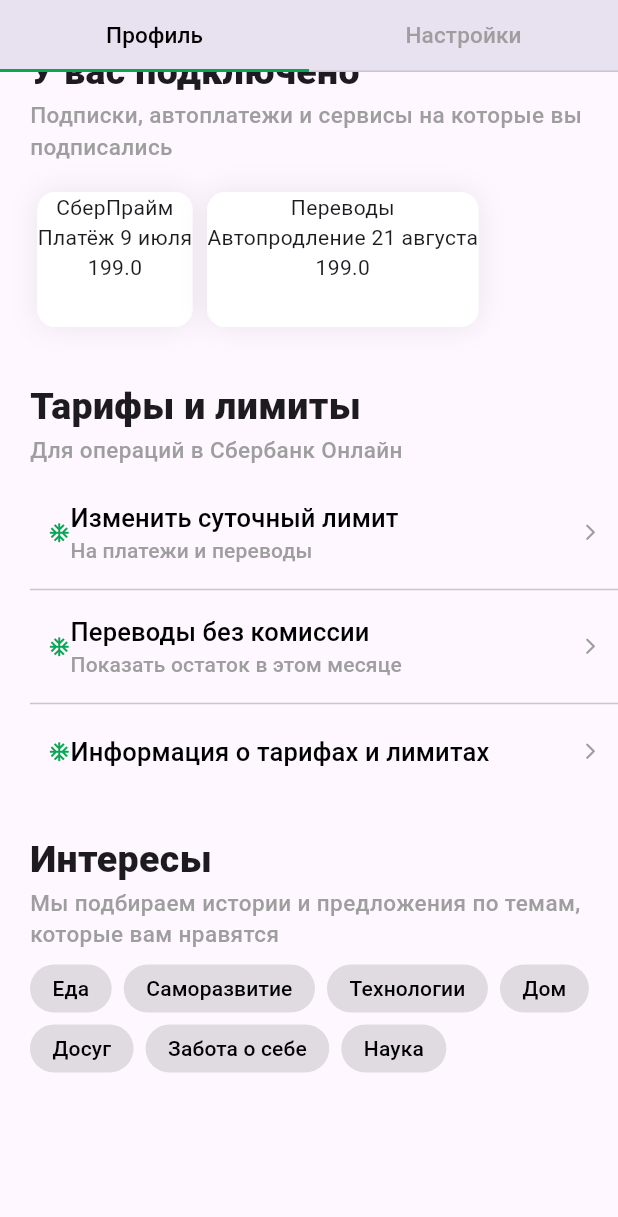
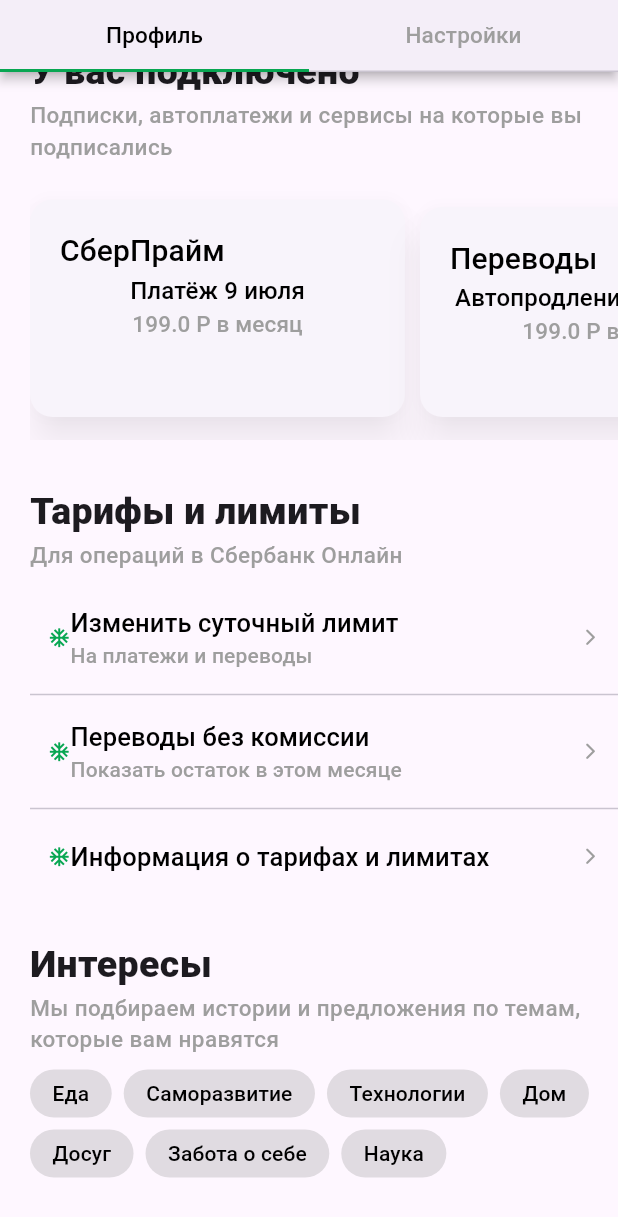
Before and after one commit to Yantar-f/MDLab3, a Flutter app: the screen it shows after launch, scrolled down 288 dp, on a phone screen of 412 x 824 dp. Shown: the top 1217 px of the screen. Run offline on Flutter 3.47's test engine with Material 3 defaults, Android fonts, the phone set to English and light mode, and no system bars.

Commit message:
actvie services buttons

```diff
--- a/lib/active_services_section.dart
+++ b/lib/active_services_section.dart
@@ -9,16 +9,19 @@ class ActiveServicesList extends StatelessWidget {
   @override
   Widget build(BuildContext context) {
     return SizedBox(
-      height: 100,
-      child: ListView.builder(
-        itemCount: activeServices.length,
+      height: 170,
+      child: ListView(
         scrollDirection: Axis.horizontal,
-        itemBuilder: (context, index) {
-          return Container(
-            padding: const EdgeInsets.all(5),
-            child: ActiveService(activeServices[index])
-          );
-        },
+        children: [
+          if (activeServices.isNotEmpty) Padding(
+            padding: const EdgeInsets.only(top: 10, bottom: 15),
+            child: ActiveService(activeServices.first),
+          ),
+          for (int i = 1; i < activeServices.length; ++i) Padding(
+            padding: const EdgeInsets.only(left: 10, top: 15, bottom: 15),
+            child: ActiveService(activeServices[i]),
+          ),
+        ],
       ),
     );
   }
@@ -31,34 +34,49 @@ class ActiveService extends StatelessWidget {
 
   @override
   Widget build(BuildContext context) {
-    return Container(
-      decoration:
-      BoxDecoration(
-        color: Colors.white,
-        borderRadius: const BorderRadius.all(
-          Radius.circular(12.0),
+    return ElevatedButton(
+        style: ElevatedButton.styleFrom(
+          padding: const EdgeInsets.all(20),
+          fixedSize: const Size(250, 150),
+          surfaceTintColor: Colors.white,
+          elevation: 10,
+          shadowColor: Colors.black.withAlpha(80),
+          maximumSize: Size.copy(const Size(250, 150)),
+          shape: RoundedRectangleBorder(
+            borderRadius: BorderRadius.circular(15)
           ),
-        boxShadow: [
-          BoxShadow(
-            color: Colors.black.withAlpha(20),
-            blurRadius: 16,
-            blurStyle: BlurStyle.outer
-          )
-        ]
         ),
+        onPressed: () {/*OPEN ACTIVE SERVICE*/},
         child: Column(
           children: [
             Row(
               children: [
                 //Image.asset(_data.serviceImgUrl),
-              Text(_data.serviceName)
+                Text(
+                  _data.serviceName,
+                  style: const TextStyle(
+                    color: Colors.black,
+                    fontSize: 20,
+                  )
+                )
               ],
             ),
-          Text(_data.addInfo),
-          Text(_data.pricePerMonth.toString())
+            Text(
+              _data.addInfo,
+              style: const TextStyle(
+                color: Colors.black,
+                fontSize: 16
+              ),
+            ),
+            Text(
+              '${_data.pricePerMonth} Р в месяц',
+              style: const TextStyle(
+                color: Colors.grey,
+                fontSize: 15
+              ),
+            )
           ],
         )
     );
   }
-
 }
--- a/lib/entry_point.dart
+++ b/lib/entry_point.dart
@@ -18,11 +18,14 @@ class EntryPoint extends StatelessWidget {
         floatHeaderSlivers: true,
         headerSliverBuilder: (context, innerBoxIsScrolled) => [
           SliverAppBar(
+            elevation: 5,
+            shadowColor: Colors.black,
+            surfaceTintColor: Colors.white,
             toolbarHeight: 240,
             centerTitle: true,
             title: Column(
               children: [
-                Header('assets/images/profile_photo.png'),
+                const Header('assets/images/profile_photo.png'),
                 Text(
                   _username,
                   style: const TextStyle(
@@ -34,7 +37,7 @@ class EntryPoint extends StatelessWidget {
             ),
             pinned: true,
             floating: true,
-            snap: true,
+            snap: false,
             bottom:  TabBar(
               indicatorSize: TabBarIndicatorSize.tab,
               indicatorColor: Theme.of(context).primaryColor,
@@ -42,7 +45,7 @@ class EntryPoint extends StatelessWidget {
                 fontSize: 15,
                 fontWeight: FontWeight.w500,
                 color: Colors.black,
-                  ),
+              ),
               unselectedLabelStyle: const TextStyle(
                 fontSize: 15,
                 fontWeight: FontWeight.w500,
```
Lines whose indentation alone changed are shown as unchanged.
